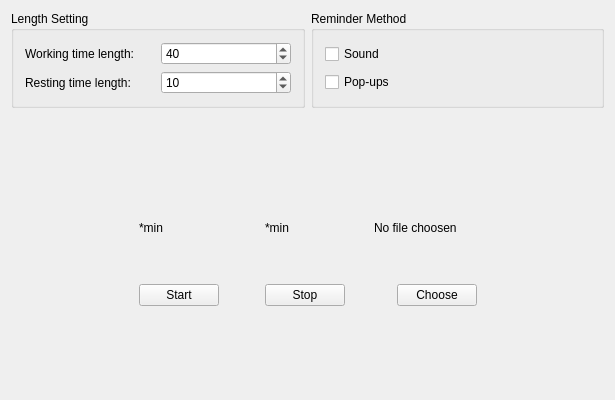
Above: rest-reminder/MainWidget.ui from songquanpeng/rest-reminder before the change. Below: the same form after it.
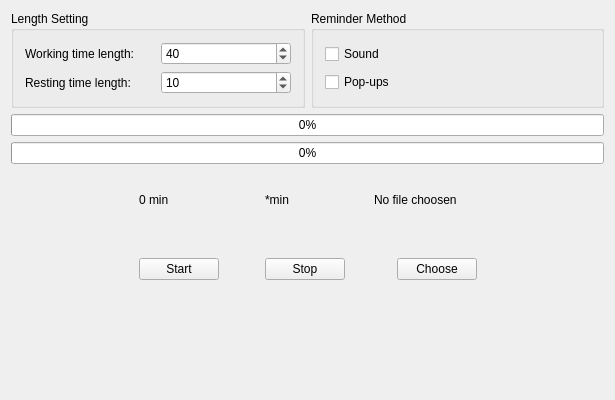
That is the form after the change.

```diff
--- a/rest-reminder/MainWidget.ui
+++ b/rest-reminder/MainWidget.ui
@@ -100,17 +100,21 @@
     </layout>
    </item>
    <item>
-    <spacer name="verticalSpacer_4">
-     <property name="orientation">
-      <enum>Qt::Vertical</enum>
+    <widget class="QProgressBar" name="mainProgressBar">
+     <property name="value">
+      <number>0</number>
      </property>
-     <property name="sizeHint" stdset="0">
-      <size>
-       <width>20</width>
-       <height>37</height>
-      </size>
+    </widget>
+   </item>
+   <item>
+    <widget class="QProgressBar" name="secondProgressBar">
+     <property name="maximum">
+      <number>60</number>
      </property>
-    </spacer>
+     <property name="value">
+      <number>0</number>
+     </property>
+    </widget>
    </item>
    <item>
     <layout class="QGridLayout" name="gridLayout_4">
@@ -152,7 +156,7 @@
        <item row="1" column="0">
         <widget class="QLabel" name="usedTimeLable">
          <property name="text">
-          <string>*min</string>
+          <string>0 min</string>
          </property>
         </widget>
        </item>
```
